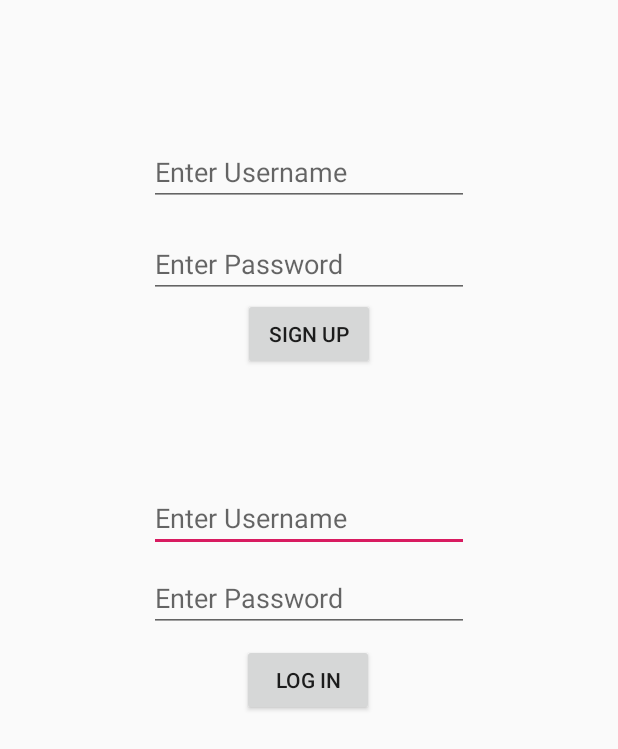
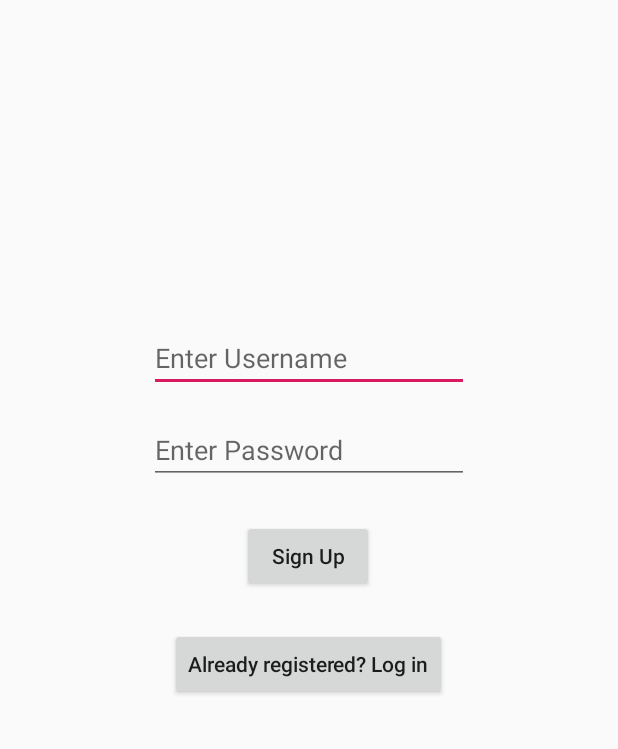
Before and after one commit to RyanPerera/SocialMediaApp, an Android app: the screen it shows after launch (SignUpLoginActivity before the commit, SignupActivity after it), after a tap on "SWITCH ACTIVITY", on a phone screen of 412 x 824 dp. Shown: the top 749 px of the screen. Run offline under Robolectric (Android 15) with nearby library versions, the phone set to English and light mode, and no system bars; libraries missing offline, so code that uses them is left out: com.parse, com.shashank.sony; 2 statements that could not run were skipped.

Commit message:
Separated login and signup

```diff
--- a/app/src/main/java/com/example/socialmediaapp/WelcomeActivity.java
+++ b/app/src/main/java/com/example/socialmediaapp/HomeActivity.java
@@ -8,16 +8,16 @@ import androidx.appcompat.app.AppCompatActivity;
 
 import com.parse.ParseUser;
 
-public class WelcomeActivity extends AppCompatActivity {
+public class HomeActivity extends AppCompatActivity {
 
     @Override
     protected void onCreate(Bundle savedInstanceState) {
         super.onCreate(savedInstanceState);
-        setContentView(R.layout.activity_welcome);
+        setContentView(R.layout.home_activity);
 
         TextView txtWelcome = findViewById(R.id.txtWelcome);
 
-        txtWelcome.setText("Welcome! "+ ParseUser.getCurrentUser().get("username"));
+        txtWelcome.setText("Welcome to the Home screen  "+ ParseUser.getCurrentUser().get("username") +"!");
 
         findViewById(R.id.btnLogout).setOnClickListener(new View.OnClickListener() {
             @Override
--- a/app/src/main/java/com/example/socialmediaapp/SignUpLoginActivity.java
+++ /dev/null
@@ -1,84 +0,0 @@
-package com.example.socialmediaapp;
-
-import android.content.Intent;
-import android.os.Bundle;
-import android.view.View;
-import android.widget.Button;
-import android.widget.EditText;
-
-import androidx.annotation.Nullable;
-import androidx.appcompat.app.AppCompatActivity;
-
-import com.parse.LogInCallback;
-import com.parse.ParseException;
-import com.parse.ParseUser;
-import com.parse.SignUpCallback;
-import com.shashank.sony.fancytoastlib.FancyToast;
-
-public class SignUpLoginActivity extends AppCompatActivity {
-
-    private EditText edtUsernameSignup, edtUsernameLogin, edtPasswordSignup, edtPasswordLogin;
-    private Button btnSignup, btnLogin;
-
-    @Override
-    protected void onCreate(@Nullable Bundle savedInstanceState) {
-        super.onCreate(savedInstanceState);
-        setContentView(R.layout.signup_login_activity);
-
-        edtUsernameLogin = findViewById(R.id.edtUserNameLogin);
-        edtPasswordLogin = findViewById(R.id.edtPasswordLogin);
-        edtUsernameSignup = findViewById(R.id.edtUserNameSignup);
-        edtPasswordSignup = findViewById(R.id.edtPasswordSignup);
-
-        btnLogin = findViewById(R.id.btnLogin);
-        btnSignup = findViewById(R.id.btnSignUp);
-
-        btnSignup.setOnClickListener(new View.OnClickListener() {
-            @Override
-            public void onClick(View view) {
-
-                final ParseUser appUser = new ParseUser();
-                appUser.setUsername(edtUsernameSignup.getText().toString());
-                appUser.setPassword(edtPasswordSignup.getText().toString());
-
-                appUser.signUpInBackground(new SignUpCallback() {
-                    @Override
-                    public void done(ParseException e) {
-                        if (e==null){
-                            FancyToast.makeText(SignUpLoginActivity.this, appUser.get("username")+ " successfully signed up", FancyToast.LENGTH_LONG, FancyToast.SUCCESS, false).show();
-
-                            Intent intent = new Intent(SignUpLoginActivity.this, WelcomeActivity.class);
-                            startActivity(intent);
-                        } else{
-                            FancyToast.makeText(SignUpLoginActivity.this, e.getMessage(), FancyToast.LENGTH_LONG, FancyToast.ERROR, false).show();
-
-                        }
-                    }
-                });
-            }
-        });
-
-        btnLogin.setOnClickListener(new View.OnClickListener() {
-            @Override
-            public void onClick(View view) {
-                ParseUser.logInInBackground(edtUsernameLogin.getText().toString(), edtPasswordLogin.getText().toString(), new LogInCallback() {
-                    @Override
-                    public void done(ParseUser user, ParseException e) {
-
-                        if (user != null && e== null){
-                            FancyToast.makeText(SignUpLoginActivity.this, user.get("username")+ " logged in successfully", FancyToast.LENGTH_LONG, FancyToast.SUCCESS, false).show();
-
-                            Intent intent = new Intent(SignUpLoginActivity.this, WelcomeActivity.class);
-                            startActivity(intent);
-
-                        } else{
-                            FancyToast.makeText(SignUpLoginActivity.this, e.getMessage(), FancyToast.LENGTH_LONG, FancyToast.ERROR, false).show();
-
-                        }
-                    }
-                });
-            }
-        });
-
-    }
-}
--- /dev/null
+++ b/app/src/main/java/com/example/socialmediaapp/SignupActivity.java
@@ -0,0 +1,67 @@
+package com.example.socialmediaapp;
+
+import android.content.Intent;
+import android.os.Bundle;
+import android.view.View;
+import android.widget.Button;
+import android.widget.EditText;
+
+import androidx.annotation.Nullable;
+import androidx.appcompat.app.AppCompatActivity;
+
+import com.parse.ParseException;
+import com.parse.ParseUser;
+import com.parse.SignUpCallback;
+import com.shashank.sony.fancytoastlib.FancyToast;
+
+public class SignupActivity extends AppCompatActivity {
+
+    private EditText edtUsernameSignup, edtPasswordSignup;
+    private Button btnSignup, btnSwitchToLogin;
+
+    @Override
+    protected void onCreate(@Nullable Bundle savedInstanceState) {
+        super.onCreate(savedInstanceState);
+        setContentView(R.layout.signup_activity);
+
+        edtUsernameSignup = findViewById(R.id.edtUserNameSignup);
+        edtPasswordSignup = findViewById(R.id.edtPasswordSignup);
+        btnSignup = findViewById(R.id.btnSignUp);
+        btnSwitchToLogin = findViewById(R.id.btnSwitchToLogin);
+
+        btnSignup.setOnClickListener(new View.OnClickListener() {
+            @Override
+            public void onClick(View view) {
+
+                final ParseUser appUser = new ParseUser();
+                appUser.setUsername(edtUsernameSignup.getText().toString());
+                appUser.setPassword(edtPasswordSignup.getText().toString());
+
+                appUser.signUpInBackground(new SignUpCallback() {
+                    @Override
+                    public void done(ParseException e) {
+                        if (e==null){
+                            FancyToast.makeText(SignupActivity.this, appUser.get("username")+ " successfully signed up", FancyToast.LENGTH_LONG, FancyToast.SUCCESS, false).show();
+
+                            Intent intent = new Intent(SignupActivity.this, HomeActivity.class);
+                            startActivity(intent);
+                        } else{
+                            FancyToast.makeText(SignupActivity.this, e.getMessage(), FancyToast.LENGTH_LONG, FancyToast.ERROR, false).show();
+
+                        }
+                    }
+                });
+            }
+        });
+
+        btnSwitchToLogin.setOnClickListener(new View.OnClickListener() {
+            @Override
+            public void onClick(View view) {
+                Intent intent = new Intent(SignupActivity.this, LoginActivity.class);
+                startActivity(intent);
+                finish();
+            }
+        });
+
+    }
+}
--- a/app/src/main/java/com/example/socialmediaapp/SignUp.java
+++ b/app/src/main/java/com/example/socialmediaapp/WelcomeScreenActivity.java
@@ -20,7 +20,7 @@ import com.shashank.sony.fancytoastlib.FancyToast;
 
 import java.util.List;
 
-public class SignUp extends AppCompatActivity  implements View.OnClickListener{
+public class WelcomeScreenActivity extends AppCompatActivity  implements View.OnClickListener{
 
     private Button btnSave;
     private EditText editName, editPunchSpeed, editPunchPower, editKickSpeed, editKickPower;
@@ -34,14 +34,14 @@ public class SignUp extends AppCompatActivity  implements View.OnClickListener{
     @Override
     protected void onCreate(Bundle savedInstanceState)    {
         super.onCreate(savedInstanceState);
-        setContentView(R.layout.activity_sign_up);
+        setContentView(R.layout.welcome_screen_activity);
 
         // Save the current Installation to Back4App
         ParseInstallation.getCurrentInstallation().saveInBackground();
 
         btnSave = findViewById(R.id.btnSave);
 
-        btnSave.setOnClickListener(SignUp.this);
+        btnSave.setOnClickListener(WelcomeScreenActivity.this);
 
         editName = findViewById(R.id.editName);
         editPunchSpeed = findViewById(R.id.editPunchSpeed);
@@ -84,10 +84,10 @@ public class SignUp extends AppCompatActivity  implements View.OnClickListener{
                                 for (ParseObject kickBoxer : objects){
                                     allKickBoxers = allKickBoxers + kickBoxer.get("name") + "\n";
                                 }
-                                FancyToast.makeText(SignUp.this,allKickBoxers, FancyToast.LENGTH_LONG, FancyToast.SUCCESS, false).show();
+                                FancyToast.makeText(WelcomeScreenActivity.this,allKickBoxers, FancyToast.LENGTH_LONG, FancyToast.SUCCESS, false).show();
                             }
                         } else{
-                            FancyToast.makeText(SignUp.this, e.getMessage(), FancyToast.LENGTH_LONG, FancyToast.ERROR, false).show();
+                            FancyToast.makeText(WelcomeScreenActivity.this, e.getMessage(), FancyToast.LENGTH_LONG, FancyToast.ERROR, false).show();
 
                         }
                     }
@@ -98,7 +98,7 @@ public class SignUp extends AppCompatActivity  implements View.OnClickListener{
         btnNextActivity.setOnClickListener(new View.OnClickListener() {
             @Override
             public void onClick(View view) {
-                Intent intent = new Intent(SignUp.this,SignUpLoginActivity.class);
+                Intent intent = new Intent(WelcomeScreenActivity.this, SignupActivity.class);
                 startActivity(intent);
             }
         });
@@ -122,15 +122,15 @@ public class SignUp extends AppCompatActivity  implements View.OnClickListener{
                 @Override
                 public void done(ParseException e) {
                     if (e == null) {
-                        FancyToast.makeText(SignUp.this, kickBoxer.get("name") + " sent to server", FancyToast.LENGTH_LONG, FancyToast.SUCCESS, false).show();
+                        FancyToast.makeText(WelcomeScreenActivity.this, kickBoxer.get("name") + " sent to server", FancyToast.LENGTH_LONG, FancyToast.SUCCESS, false).show();
                     } else {
-                        FancyToast.makeText(SignUp.this, e.getMessage(), FancyToast.LENGTH_LONG, FancyToast.ERROR, false).show();
+                        FancyToast.makeText(WelcomeScreenActivity.this, e.getMessage(), FancyToast.LENGTH_LONG, FancyToast.ERROR, false).show();
                     }
                 }
             });
         }
         catch (Exception e){
-            FancyToast.makeText(SignUp.this, e.getMessage(), FancyToast.LENGTH_LONG, FancyToast.ERROR, false).show();
+            FancyToast.makeText(WelcomeScreenActivity.this, e.getMessage(), FancyToast.LENGTH_LONG, FancyToast.ERROR, false).show();
         }
     }
 }
--- a/app/src/main/res/layout/activity_welcome.xml
+++ b/app/src/main/res/layout/home_activity.xml
@@ -4,7 +4,7 @@
     xmlns:tools="http://schemas.android.com/tools"
     android:layout_width="match_parent"
     android:layout_height="match_parent"
-    tools:context=".WelcomeActivity">
+    tools:context=".HomeActivity">
 
     <TextView
         android:id="@+id/txtWelcome"
--- a/app/src/main/res/layout/signup_login_activity.xml
+++ b/app/src/main/res/layout/login_activity.xml
@@ -1,66 +1,27 @@
 <?xml version="1.0" encoding="utf-8"?>
-<androidx.constraintlayout.widget.ConstraintLayout
-    xmlns:android="http://schemas.android.com/apk/res/android"
+<androidx.constraintlayout.widget.ConstraintLayout xmlns:android="http://schemas.android.com/apk/res/android"
     xmlns:app="http://schemas.android.com/apk/res-auto"
     xmlns:tools="http://schemas.android.com/tools"
     android:layout_width="match_parent"
-    android:layout_height="match_parent">
+    android:layout_height="match_parent"
+    tools:context=".LoginActivity">
 
     <Button
-        android:id="@+id/btnSignUp"
+        android:id="@+id/btnLogin"
         android:layout_width="wrap_content"
         android:layout_height="wrap_content"
         android:layout_marginStart="8dp"
+        android:layout_marginTop="24dp"
         android:layout_marginEnd="8dp"
-        android:text="Sign Up"
+        android:text="Log In"
+        android:textAllCaps="false"
         app:layout_constraintEnd_toEndOf="parent"
+        app:layout_constraintHorizontal_bias="0.498"
         app:layout_constraintStart_toStartOf="parent"
-        app:layout_constraintTop_toBottomOf="@+id/edtPasswordSignup" />
-
-    <EditText
-        android:id="@+id/edtUserNameLogin"
-        android:layout_width="wrap_content"
-        android:layout_height="wrap_content"
-        android:layout_marginStart="8dp"
-        android:layout_marginTop="76dp"
-        android:layout_marginEnd="8dp"
-        android:ems="10"
-        android:hint="Enter Username"
-        android:inputType="textPersonName"
-        app:layout_constraintEnd_toEndOf="parent"
-        app:layout_constraintStart_toStartOf="parent"
-        app:layout_constraintTop_toBottomOf="@+id/btnSignUp" />
+        app:layout_constraintTop_toBottomOf="@+id/edtPasswordLogin" />
 
     <EditText
         android:id="@+id/edtPasswordLogin"
-        android:layout_width="wrap_content"
-        android:layout_height="wrap_content"
-        android:layout_marginStart="8dp"
-        android:layout_marginTop="8dp"
-        android:layout_marginEnd="8dp"
-        android:ems="10"
-        android:hint="Enter Password"
-        android:inputType="textPassword"
-        app:layout_constraintEnd_toEndOf="parent"
-        app:layout_constraintStart_toStartOf="parent"
-        app:layout_constraintTop_toBottomOf="@+id/edtUserNameLogin" />
-
-    <EditText
-        android:id="@+id/edtUserNameSignup"
-        android:layout_width="wrap_content"
-        android:layout_height="wrap_content"
-        android:layout_marginStart="8dp"
-        android:layout_marginTop="92dp"
-        android:layout_marginEnd="8dp"
-        android:ems="10"
-        android:hint="Enter Username"
-        android:inputType="textPersonName"
-        app:layout_constraintEnd_toEndOf="parent"
-        app:layout_constraintStart_toStartOf="parent"
-        app:layout_constraintTop_toTopOf="parent" />
-
-    <EditText
-        android:id="@+id/edtPasswordSignup"
         android:layout_width="wrap_content"
         android:layout_height="wrap_content"
         android:layout_marginStart="8dp"
@@ -71,18 +32,33 @@
         android:inputType="textPassword"
         app:layout_constraintEnd_toEndOf="parent"
         app:layout_constraintStart_toStartOf="parent"
-        app:layout_constraintTop_toBottomOf="@+id/edtUserNameSignup" />
+        app:layout_constraintTop_toBottomOf="@+id/edtUserNameLogin" />
 
-    <Button
-        android:id="@+id/btnLogin"
+    <EditText
+        android:id="@+id/edtUserNameLogin"
         android:layout_width="wrap_content"
         android:layout_height="wrap_content"
         android:layout_marginStart="8dp"
-        android:layout_marginTop="8dp"
+        android:layout_marginTop="216dp"
         android:layout_marginEnd="8dp"
-        android:text="Log In"
+        android:ems="10"
+        android:hint="Enter Username"
+        android:inputType="textPersonName"
+        app:layout_constraintEnd_toEndOf="parent"
+        app:layout_constraintStart_toStartOf="parent"
+        app:layout_constraintTop_toTopOf="parent" />
+
+    <Button
+        android:id="@+id/btnSwitchToSignup"
+        android:layout_width="wrap_content"
+        android:layout_height="wrap_content"
+        android:layout_marginStart="8dp"
+        android:layout_marginTop="24dp"
+        android:layout_marginEnd="8dp"
+        android:text="Don't have an account? Register"
+        android:textAllCaps="false"
         app:layout_constraintEnd_toEndOf="parent"
         app:layout_constraintHorizontal_bias="0.498"
         app:layout_constraintStart_toStartOf="parent"
-        app:layout_constraintTop_toBottomOf="@+id/edtPasswordLogin" />
+        app:layout_constraintTop_toBottomOf="@+id/btnLogin" />
 </androidx.constraintlayout.widget.ConstraintLayout>
--- /dev/null
+++ b/app/src/main/res/layout/signup_activity.xml
@@ -0,0 +1,65 @@
+<?xml version="1.0" encoding="utf-8"?>
+<androidx.constraintlayout.widget.ConstraintLayout
+    xmlns:android="http://schemas.android.com/apk/res/android"
+    xmlns:app="http://schemas.android.com/apk/res-auto"
+    xmlns:tools="http://schemas.android.com/tools"
+    android:layout_width="match_parent"
+    android:layout_height="match_parent">
+
+    <Button
+        android:id="@+id/btnSignUp"
+        android:layout_width="wrap_content"
+        android:layout_height="wrap_content"
+        android:layout_marginStart="8dp"
+        android:layout_marginTop="24dp"
+        android:layout_marginEnd="8dp"
+        android:text="Sign Up"
+        android:textAllCaps="false"
+        app:layout_constraintEnd_toEndOf="parent"
+        app:layout_constraintHorizontal_bias="0.498"
+        app:layout_constraintStart_toStartOf="parent"
+        app:layout_constraintTop_toBottomOf="@+id/edtPasswordSignup" />
+
+    <EditText
+        android:id="@+id/edtUserNameSignup"
+        android:layout_width="wrap_content"
+        android:layout_height="wrap_content"
+        android:layout_marginStart="8dp"
+        android:layout_marginTop="216dp"
+        android:layout_marginEnd="8dp"
+        android:ems="10"
+        android:hint="Enter Username"
+        android:inputType="textPersonName"
+        app:layout_constraintEnd_toEndOf="parent"
+        app:layout_constraintStart_toStartOf="parent"
+        app:layout_constraintTop_toTopOf="parent" />
+
+    <EditText
+        android:id="@+id/edtPasswordSignup"
+        android:layout_width="wrap_content"
+        android:layout_height="wrap_content"
+        android:layout_marginStart="8dp"
+        android:layout_marginTop="16dp"
+        android:layout_marginEnd="8dp"
+        android:ems="10"
+        android:hint="Enter Password"
+        android:inputType="textPassword"
+        app:layout_constraintEnd_toEndOf="parent"
+        app:layout_constraintStart_toStartOf="parent"
+        app:layout_constraintTop_toBottomOf="@+id/edtUserNameSignup" />
+
+    <Button
+        android:id="@+id/btnSwitchToLogin"
+        android:layout_width="wrap_content"
+        android:layout_height="wrap_content"
+        android:layout_marginStart="8dp"
+        android:layout_marginTop="24dp"
+        android:layout_marginEnd="8dp"
+        android:text="Already registered? Log in"
+        android:textAllCaps="false"
+        app:layout_constraintEnd_toEndOf="parent"
+        app:layout_constraintHorizontal_bias="0.497"
+        app:layout_constraintStart_toStartOf="parent"
+        app:layout_constraintTop_toBottomOf="@+id/btnSignUp" />
+
+</androidx.constraintlayout.widget.ConstraintLayout>
--- a/app/src/main/res/layout/activity_sign_up.xml
+++ b/app/src/main/res/layout/welcome_screen_activity.xml
@@ -4,7 +4,7 @@
     xmlns:tools="http://schemas.android.com/tools"
     android:layout_width="match_parent"
     android:layout_height="match_parent"
-    tools:context=".SignUp">
+    tools:context=".WelcomeScreenActivity">
 
     <EditText
         android:id="@+id/editKickPower"
```
Also changed, not shown: app/src/main/AndroidManifest.xml (+4 -3 lines), app/src/main/java/com/example/socialmediaapp/LoginActivity.java (added, +64 -0 lines).
